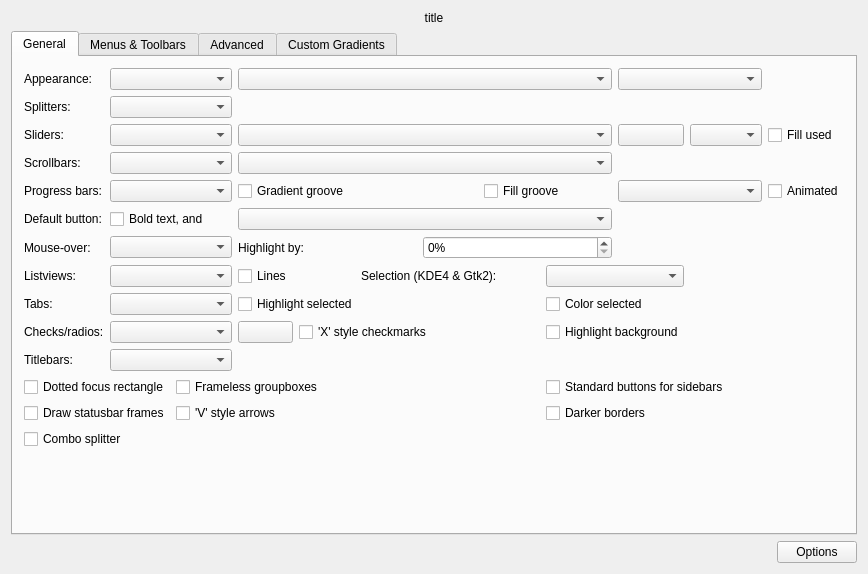
Before: the Qt Designer form config/qtcurveconfigbase.ui in QtCurve/qtcurve, drawn with Qt 5.
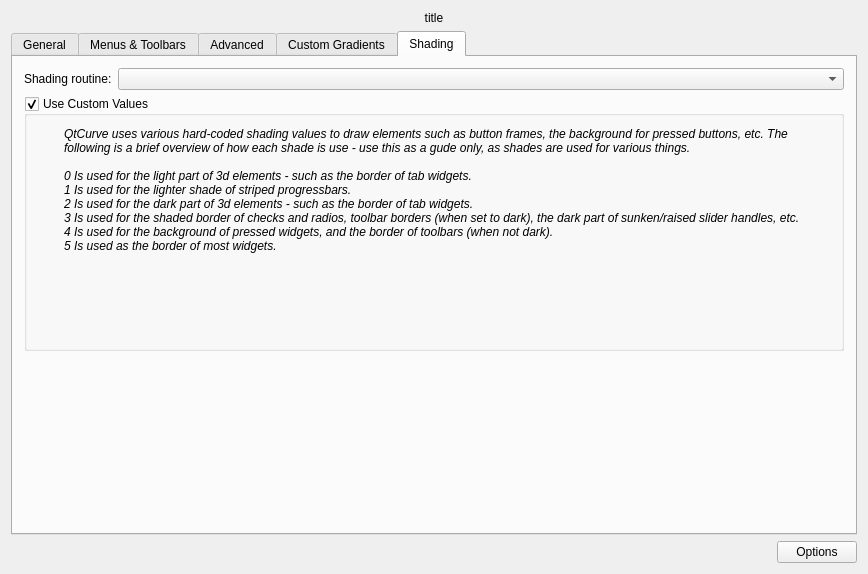
After: the same form once the commit is applied. The open tabs and pages were chosen to show the change. Custom widgets are drawn as their Qt base class.

Commit message: Custom shades.

Diff of the .ui file:
```diff
--- a/config/qtcurveconfigbase.ui
+++ b/config/qtcurveconfigbase.ui
@@ -809,16 +809,6 @@
          </property>
         </spacer>
        </item>
-       <item row="7" column="0" >
-        <widget class="QLabel" name="label_2" >
-         <property name="text" >
-          <string>Shading routine:</string>
-         </property>
-        </widget>
-       </item>
-       <item row="7" column="1" colspan="3" >
-        <widget class="QComboBox" name="shading" />
-       </item>
        <item row="8" column="3" >
         <spacer>
          <property name="orientation" >
@@ -944,6 +934,157 @@
        </item>
       </layout>
      </widget>
+     <widget class="QWidget" name="tab_3" >
+      <attribute name="title" >
+       <string>Shading</string>
+      </attribute>
+      <layout class="QGridLayout" >
+       <item row="0" column="0" >
+        <widget class="QLabel" name="label_2" >
+         <property name="text" >
+          <string>Shading routine:</string>
+         </property>
+        </widget>
+       </item>
+       <item row="0" column="1" >
+        <widget class="QComboBox" name="shading" >
+         <property name="sizePolicy" >
+          <sizepolicy vsizetype="Fixed" hsizetype="MinimumExpanding" >
+           <horstretch>0</horstretch>
+           <verstretch>0</verstretch>
+          </sizepolicy>
+         </property>
+        </widget>
+       </item>
+       <item row="1" column="0" colspan="2" >
+        <widget class="QGroupBox" name="customShading" >
+         <property name="title" >
+          <string>Use Custom Values</string>
+         </property>
+         <property name="checkable" >
+          <bool>true</bool>
+         </property>
+         <layout class="QGridLayout" >
+          <item row="0" column="0" >
+           <widget class="KDoubleNumInput" name="shade0" >
+            <property name="sizePolicy" >
+             <sizepolicy vsizetype="Fixed" hsizetype="Fixed" >
+              <horstretch>0</horstretch>
+              <verstretch>0</verstretch>
+             </sizepolicy>
+            </property>
+           </widget>
+          </item>
+          <item rowspan="7" row="0" column="1" >
+           <widget class="QLabel" name="label_4" >
+            <property name="sizePolicy" >
+             <sizepolicy vsizetype="MinimumExpanding" hsizetype="Preferred" >
+              <horstretch>0</horstretch>
+              <verstretch>0</verstretch>
+             </sizepolicy>
+            </property>
+            <property name="text" >
+             <string>&lt;html>&lt;head>&lt;meta name="qrichtext" content="1" />&lt;style type="text/css">
+p, li { white-space: pre-wrap; }
+&lt;/style>&lt;/head>&lt;body style=" font-family:'Verdana'; font-size:9pt; font-weight:400; font-style:normal;">
+&lt;p style=" margin-top:0px; margin-bottom:0px; margin-left:0px; margin-right:0px; -qt-block-indent:0; text-indent:0px;">&lt;span style=" font-style:italic;">QtCurve uses various hard-coded shading values to draw elements such as button frames, the background for pressed buttons, etc. The following is a brief overview of how each shade is use - use this as a gude only, as shades are used for various things.&lt;/span>&lt;/p>
+&lt;p style="-qt-paragraph-type:empty; margin-top:0px; margin-bottom:0px; margin-left:0px; margin-right:0px; -qt-block-indent:0; text-indent:0px; font-style:italic;">&lt;/p>
+&lt;p style=" margin-top:0px; margin-bottom:0px; margin-left:0px; margin-right:0px; -qt-block-indent:0; text-indent:0px; font-style:italic;">0 Is used for the light part of 3d elements - such as the border of tab widgets.&lt;/p>
+&lt;p style=" margin-top:0px; margin-bottom:0px; margin-left:0px; margin-right:0px; -qt-block-indent:0; text-indent:0px; font-style:italic;">1 Is used for the lighter shade of striped progressbars.&lt;/p>
+&lt;p style=" margin-top:0px; margin-bottom:0px; margin-left:0px; margin-right:0px; -qt-block-indent:0; text-indent:0px; font-style:italic;">2 Is used for the dark part of 3d elements - such as the border of tab widgets.&lt;/p>
+&lt;p style=" margin-top:0px; margin-bottom:0px; margin-left:0px; margin-right:0px; -qt-block-indent:0; text-indent:0px; font-style:italic;">3 Is used for the shaded border of checks and radios, toolbar borders (when set to dark), the dark part of sunken/raised slider handles, etc.&lt;/p>
+&lt;p style=" margin-top:0px; margin-bottom:0px; margin-left:0px; margin-right:0px; -qt-block-indent:0; text-indent:0px; font-style:italic;">4 Is used for the background of pressed widgets, and the border of toolbars (when not dark).&lt;/p>
+&lt;p style=" margin-top:0px; margin-bottom:0px; margin-left:0px; margin-right:0px; -qt-block-indent:0; text-indent:0px; font-style:italic;">5 Is used as the border of most widgets.&lt;/p>&lt;/body>&lt;/html></string>
+            </property>
+            <property name="alignment" >
+             <set>Qt::AlignLeading|Qt::AlignLeft|Qt::AlignTop</set>
+            </property>
+            <property name="wordWrap" >
+             <bool>true</bool>
+            </property>
+           </widget>
+          </item>
+          <item row="1" column="0" >
+           <widget class="KDoubleNumInput" name="shade1" >
+            <property name="sizePolicy" >
+             <sizepolicy vsizetype="Fixed" hsizetype="Fixed" >
+              <horstretch>0</horstretch>
+              <verstretch>0</verstretch>
+             </sizepolicy>
+            </property>
+           </widget>
+          </item>
+          <item row="2" column="0" >
+           <widget class="KDoubleNumInput" name="shade2" >
+            <property name="sizePolicy" >
+             <sizepolicy vsizetype="Fixed" hsizetype="Fixed" >
+              <horstretch>0</horstretch>
+              <verstretch>0</verstretch>
+             </sizepolicy>
+            </property>
+           </widget>
+          </item>
+          <item row="3" column="0" >
+           <widget class="KDoubleNumInput" name="shade3" >
+            <property name="sizePolicy" >
+             <sizepolicy vsizetype="Fixed" hsizetype="Fixed" >
+              <horstretch>0</horstretch>
+              <verstretch>0</verstretch>
+             </sizepolicy>
+            </property>
+           </widget>
+          </item>
+          <item row="4" column="0" >
+           <widget class="KDoubleNumInput" name="shade4" >
+            <property name="sizePolicy" >
+             <sizepolicy vsizetype="Fixed" hsizetype="Fixed" >
+              <horstretch>0</horstretch>
+              <verstretch>0</verstretch>
+             </sizepolicy>
+            </property>
+           </widget>
+          </item>
+          <item row="5" column="0" >
+           <widget class="KDoubleNumInput" name="shade5" >
+            <property name="sizePolicy" >
+             <sizepolicy vsizetype="Fixed" hsizetype="Fixed" >
+              <horstretch>0</horstretch>
+              <verstretch>0</verstretch>
+             </sizepolicy>
+            </property>
+           </widget>
+          </item>
+          <item row="6" column="0" >
+           <spacer>
+            <property name="orientation" >
+             <enum>Qt::Vertical</enum>
+            </property>
+            <property name="sizeHint" >
+             <size>
+              <width>20</width>
+              <height>16</height>
+             </size>
+            </property>
+           </spacer>
+          </item>
+         </layout>
+        </widget>
+       </item>
+       <item row="2" column="0" >
+        <spacer>
+         <property name="orientation" >
+          <enum>Qt::Vertical</enum>
+         </property>
+         <property name="sizeHint" >
+          <size>
+           <width>20</width>
+           <height>104</height>
+          </size>
+         </property>
+        </spacer>
+       </item>
+      </layout>
+     </widget>
     </widget>
    </item>
    <item row="2" column="0" >
@@ -976,6 +1117,11 @@
    <extends>QPushButton</extends>
    <header>kcolorbutton.h</header>
   </customwidget>
+  <customwidget>
+   <class>KDoubleNumInput</class>
+   <extends>QWidget</extends>
+   <header>knuminput.h</header>
+  </customwidget>
   <customwidget>
    <class>KPushButton</class>
    <extends>QPushButton</extends>
```
Left out of the diff: 113 changed lines with no effect on the pictures. The commit also changes 6 other files.
